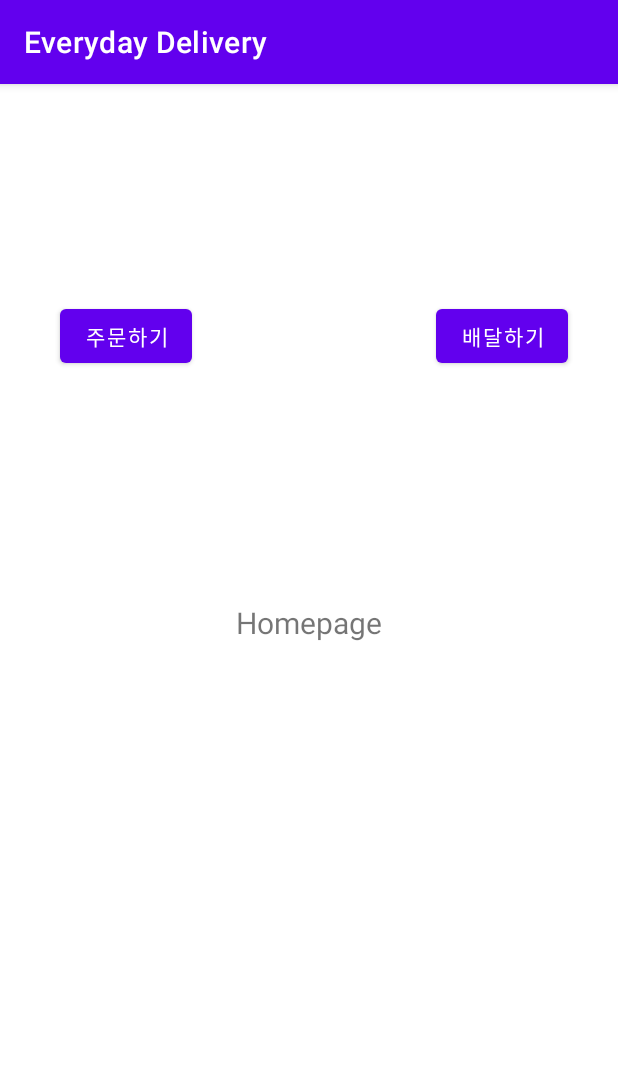
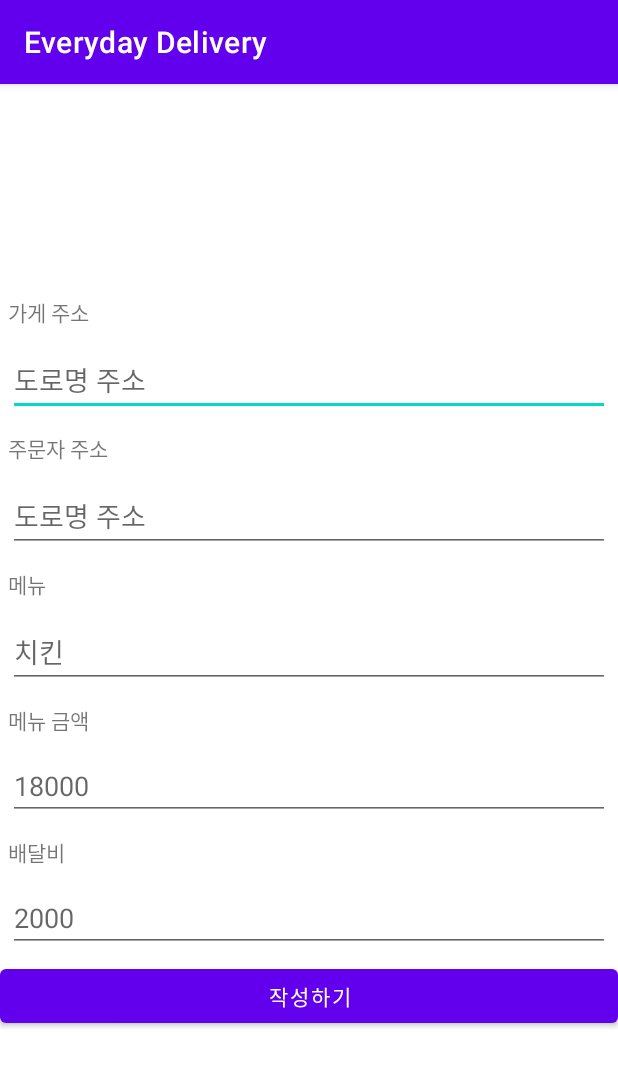
Before and after one commit to 2022WUDC/Every-Delivery, an Android app: the MainActivity screen opened directly, with no data from a screen before it, after a tap on "주문하기", on a phone screen of 412 x 824 dp. Shown: the top 1067 px of the screen. Run offline under Robolectric (Android 15) with nearby library versions, the light colour scheme and no system bars; our stand-ins replace Firebase (no records; nobody signed in at launch, a user with empty details on screens opened directly).

Commit message:
주문 요청서 추가

```diff
--- a/app/src/main/AndroidManifest.xml
+++ b/app/src/main/AndroidManifest.xml
@@ -25,6 +25,9 @@
             android:name=".MainActivity"
             android:exported="false" />
         <activity
+            android:name=".OrderActivity"
+            android:exported="false" />
+        <activity
             android:name=".LoginActivity"
             android:exported="true">
             <intent-filter>
--- a/app/src/main/java/com/example/everydaydelivery/MainActivity.kt
+++ b/app/src/main/java/com/example/everydaydelivery/MainActivity.kt
@@ -34,7 +34,7 @@ class MainActivity : AppCompatActivity() {
 
             // deliveryActivity로 이동
             // 주문하기 페이지로 이동하는 것으로 수정해야 함
-            val intent = Intent(this, DeliveryActivity::class.java)
+            val intent = Intent(this, OrderActivity::class.java)
             startActivity(intent)
         }
 
--- /dev/null
+++ b/app/src/main/java/com/example/everydaydelivery/OrderActivity.kt
@@ -0,0 +1,37 @@
+package com.example.everydaydelivery
+
+import android.os.Bundle
+import androidx.appcompat.app.AppCompatActivity
+import android.widget.Button
+import android.widget.TextView
+import com.google.firebase.auth.FirebaseAuth
+
+class OrderActivity : AppCompatActivity() {
+    lateinit var OrderSend: Button
+    lateinit var tvStoreAddress: TextView
+    lateinit var tvUserAddress: TextView
+    lateinit var tvMenu: TextView
+    lateinit var tvMenuPrice: TextView
+    lateinit var tvDeliveryPrice: TextView
+
+    lateinit var firebaseAuth: FirebaseAuth
+
+    override fun onCreate(savedInstanceState: Bundle?) {
+        super.onCreate(savedInstanceState)
+        setContentView(R.layout.activity_order)
+
+        firebaseAuth = FirebaseAuth.getInstance()
+
+        tvStoreAddress = findViewById(R.id.StoreAddress)
+        tvUserAddress = findViewById(R.id.UserAddress)
+        tvMenu = findViewById(R.id.Menu)
+        tvMenuPrice = findViewById(R.id.MenuPrice)
+        tvDeliveryPrice = findViewById(R.id.DeliveryPrice)
+
+        //OrderSend.setOnClickListener {
+            //주문서 요청 다음 페이지로 넘어감
+        //}
+
+    }
+
+}
--- /dev/null
+++ b/app/src/main/res/layout/activity_order.xml
@@ -0,0 +1,94 @@
+<?xml version="1.0" encoding="utf-8"?>
+<LinearLayout
+    xmlns:android="http://schemas.android.com/apk/res/android"
+    xmlns:tools="http://schemas.android.com/tools"
+    android:layout_width="match_parent"
+    android:layout_height="match_parent"
+    android:orientation="vertical"
+    android:gravity="center"
+    tools:context=".OrderActivity">
+
+
+    <TextView
+        android:layout_width="match_parent"
+        android:layout_height="wrap_content"
+        android:layout_margin="5sp"
+        android:text="가게 주소" />
+
+    <EditText
+        android:id="@+id/StoreAddress"
+        android:layout_width="match_parent"
+        android:layout_height="wrap_content"
+        android:layout_margin="5sp"
+        android:ems="10"
+        android:hint="도로명 주소"
+        android:inputType="textPersonName" />
+
+    <TextView
+        android:layout_width="match_parent"
+        android:layout_height="wrap_content"
+        android:layout_margin="5sp"
+        android:text="주문자 주소" />
+
+    <EditText
+        android:id="@+id/UserAddress"
+        android:layout_width="match_parent"
+        android:layout_height="wrap_content"
+        android:layout_margin="5sp"
+        android:ems="10"
+        android:hint="도로명 주소"
+        android:inputType="textPersonName" />
+
+    <TextView
+        android:layout_width="match_parent"
+        android:layout_height="wrap_content"
+        android:layout_margin="5sp"
+        android:text="메뉴" />
+
+    <EditText
+        android:id="@+id/Menu"
+        android:layout_width="match_parent"
+        android:layout_height="wrap_content"
+        android:layout_margin="5sp"
+        android:ems="10"
+        android:hint="치킨"
+        android:inputType="textPersonName" />
+
+    <TextView
+        android:layout_width="match_parent"
+        android:layout_height="wrap_content"
+        android:layout_margin="5sp"
+        android:text="메뉴 금액" />
+
+    <EditText
+        android:id="@+id/MenuPrice"
+        android:layout_width="match_parent"
+        android:layout_height="wrap_content"
+        android:layout_margin="5sp"
+        android:ems="10"
+        android:hint="18000"
+        android:inputType="number" />
+
+    <TextView
+        android:layout_width="match_parent"
+        android:layout_height="wrap_content"
+        android:layout_margin="5sp"
+        android:text="배달비" />
+
+    <EditText
+        android:id="@+id/DeliveryPrice"
+        android:layout_width="match_parent"
+        android:layout_height="wrap_content"
+        android:layout_margin="5sp"
+        android:ems="10"
+        android:hint="2000"
+        android:inputType="number" />
+
+    <Button
+        android:id="@+id/OrderSend"
+        android:layout_width="match_parent"
+        android:layout_height="wrap_content"
+        android:text="작성하기" />
+
+
+</LinearLayout>
```
